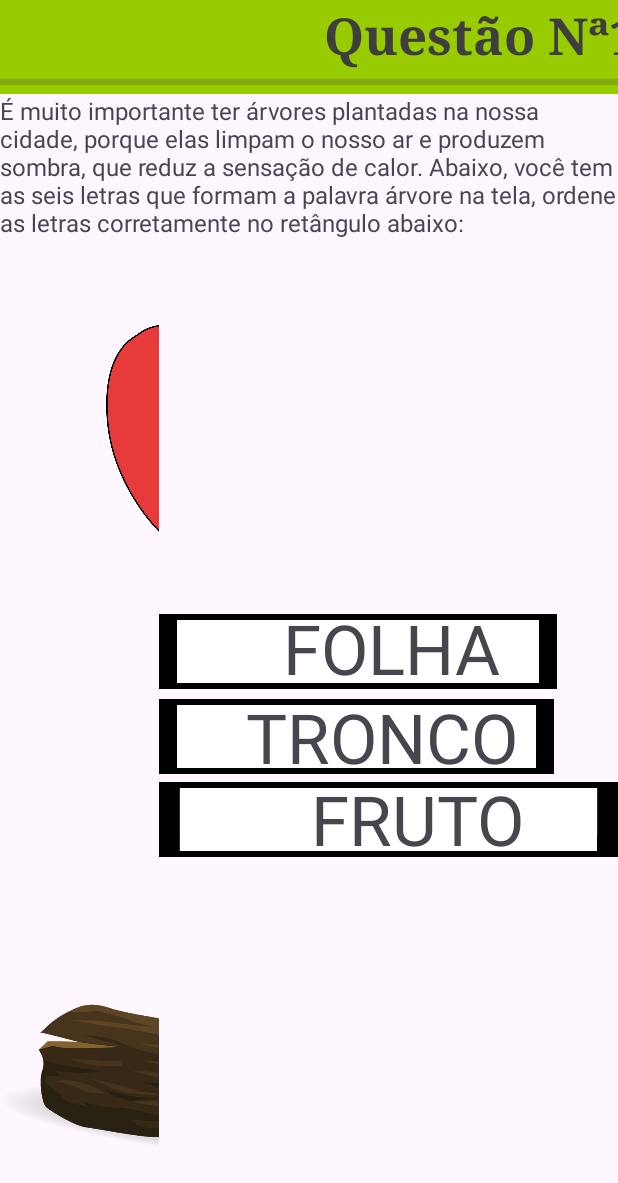
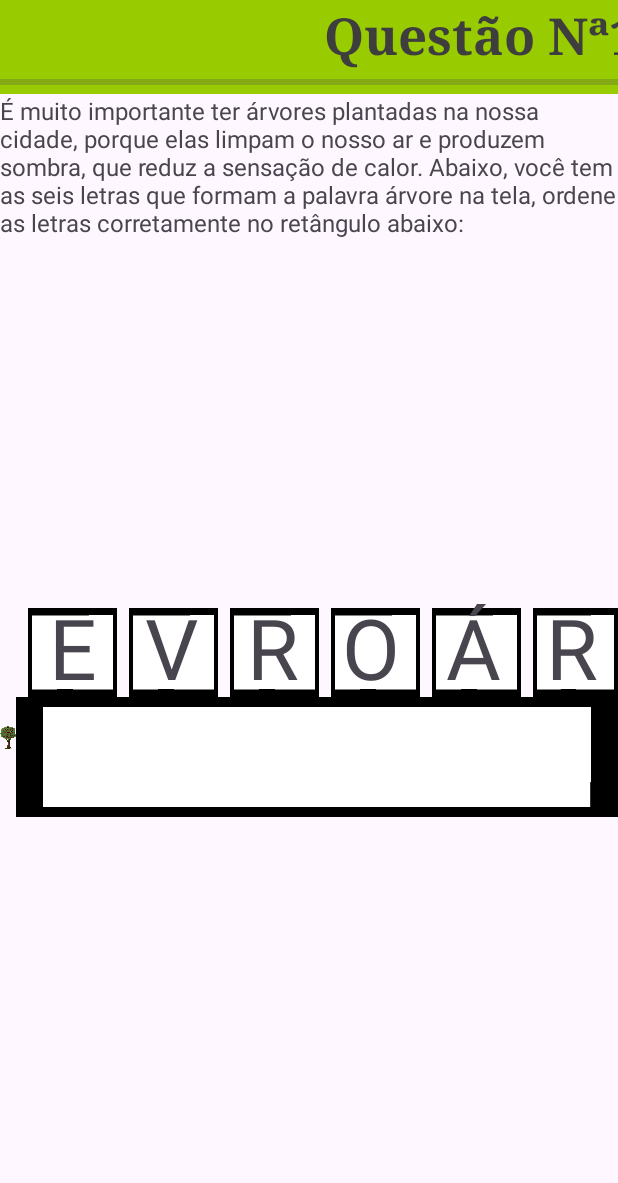
Before and after one commit to EduLMoraes/tree_game, an Android app: the screen it shows after launch (TemplateQuest), on a phone screen of 412 x 824 dp. Shown: the top 1183 px of the screen. Run offline under Robolectric (Android 15) with nearby library versions, the phone set to English and light mode, and no system bars.

Commit message:
Screen of code it's ok! Now let's go to mini-games

```diff
--- a/app/app/src/main/java/com/example/apptreegame/QuestActivity.java
+++ b/app/app/src/main/java/com/example/apptreegame/QuestActivity.java
@@ -11,9 +11,6 @@ import android.widget.TextView;
 
 import androidx.activity.EdgeToEdge;
 import androidx.appcompat.app.AppCompatActivity;
-import androidx.core.graphics.Insets;
-import androidx.core.view.ViewCompat;
-import androidx.core.view.WindowInsetsCompat;
 
 
 public class QuestActivity extends AppCompatActivity {
--- a/app/app/src/main/java/com/example/apptreegame/initial_fundamental/TemplateQuest.java
+++ b/app/app/src/main/java/com/example/apptreegame/initial_fundamental/TemplateQuest.java
@@ -20,11 +20,12 @@ public class TemplateQuest extends AppCompatActivity {
         setContentView(R.layout.activity_template_quest);
         View include = findViewById(R.id.quest);
 
-        replaceInclude(R.id.quest, R.layout.efi_quest_2, new QuestTwo());
+        replaceInclude(R.layout.efi_quest_1, new QuestOne());
     }
 
-    public void replaceInclude(int includeId, int newLayoutResId, QuestController controller) {
-        View includeView = findViewById(includeId);
+    public void replaceInclude(int newLayoutResId, QuestController controller) {
+        View includeView = findViewById(R.id.quest);
+        System.out.println(includeView);
         if (includeView != null) {
             ViewGroup parent = (ViewGroup) includeView.getParent();
             int index = parent.indexOfChild(includeView);
@@ -33,11 +34,10 @@ public class TemplateQuest extends AppCompatActivity {
             View newView = getLayoutInflater().inflate(newLayoutResId, parent, false);
             parent.addView(newView, index);
 
+            System.out.println(this);
+
             currentController = controller;
             currentController.initialize(newView, this);
         }
     }
-    public void questComplete(int nextLayout, QuestController nextController){
-        replaceInclude(R.id.quest, nextLayout, nextController);
-    }
 }
--- a/app/app/src/main/res/layout/efi_quest_1.xml
+++ b/app/app/src/main/res/layout/efi_quest_1.xml
@@ -2,7 +2,7 @@
 <androidx.constraintlayout.widget.ConstraintLayout xmlns:android="http://schemas.android.com/apk/res/android"
     xmlns:app="http://schemas.android.com/apk/res-auto"
     xmlns:tools="http://schemas.android.com/tools"
-    android:id="@+id/layout"
+    android:id="@+id/quest"
     android:layout_width="match_parent"
     android:layout_height="match_parent">
 
@@ -38,55 +38,55 @@
                 android:gravity="center_vertical">
 
                 <ImageView
-                    android:id="@+id/imageView9"
+                    android:id="@+id/fig9"
                     android:layout_width="59dp"
                     android:layout_height="59dp"
                     android:layout_above="@+id/rectangle"
                     android:layout_alignParentTop="false"
                     android:layout_marginStart="8dp"
-                    android:layout_toEndOf="@+id/imageView8"
+                    android:layout_toEndOf="@+id/fig8"
                     android:layout_weight="1"
                     android:scaleType="fitXY"
                     app:srcCompat="@drawable/retangulo" />
 
                 <ImageView
-                    android:id="@+id/imageView8"
+                    android:id="@+id/fig8"
                     android:layout_width="59dp"
                     android:layout_height="59dp"
                     android:layout_above="@+id/rectangle"
                     android:layout_alignParentTop="false"
                     android:layout_marginStart="8dp"
-                    android:layout_toEndOf="@+id/imageView7"
+                    android:layout_toEndOf="@+id/fig7"
                     android:layout_weight="1"
                     android:scaleType="fitXY"
                     app:srcCompat="@drawable/retangulo" />
 
                 <ImageView
-                    android:id="@+id/imageView7"
+                    android:id="@+id/fig7"
                     android:layout_width="59dp"
                     android:layout_height="59dp"
                     android:layout_above="@+id/rectangle"
                     android:layout_alignParentTop="false"
                     android:layout_marginStart="8dp"
-                    android:layout_toEndOf="@+id/imageView6"
+                    android:layout_toEndOf="@+id/fig6"
                     android:layout_weight="1"
                     android:scaleType="fitXY"
                     app:srcCompat="@drawable/retangulo" />
 
                 <ImageView
-                    android:id="@+id/imageView6"
+                    android:id="@+id/fig6"
                     android:layout_width="59dp"
                     android:layout_height="59dp"
                     android:layout_above="@+id/rectangle"
                     android:layout_alignParentTop="false"
                     android:layout_marginStart="8dp"
-                    android:layout_toEndOf="@+id/imageView5"
+                    android:layout_toEndOf="@+id/fig5"
                     android:layout_weight="1"
                     android:scaleType="fitXY"
                     app:srcCompat="@drawable/retangulo" />
 
                 <ImageView
-                    android:id="@+id/imageView5"
+                    android:id="@+id/fig5"
                     android:layout_width="59dp"
                     android:layout_height="59dp"
                     android:layout_above="@+id/rectangle"
@@ -135,8 +135,8 @@
                     android:id="@+id/tronco"
                     android:layout_width="wrap_content"
                     android:layout_height="wrap_content"
-                    android:layout_alignTop="@id/imageView5"
-                    android:layout_alignEnd="@id/imageView5"
+                    android:layout_alignTop="@id/fig5"
+                    android:layout_alignEnd="@id/fig5"
                     android:layout_marginTop="-11dp"
                     android:layout_marginEnd="13dp"
                     android:text="V"
@@ -146,8 +146,8 @@
                     android:id="@+id/fruto"
                     android:layout_width="wrap_content"
                     android:layout_height="wrap_content"
-                    android:layout_alignTop="@id/imageView6"
-                    android:layout_alignEnd="@id/imageView6"
+                    android:layout_alignTop="@id/fig6"
+                    android:layout_alignEnd="@id/fig6"
                     android:layout_marginTop="-11dp"
                     android:layout_marginEnd="13dp"
                     android:text="R"
@@ -157,8 +157,8 @@
                     android:id="@+id/o"
                     android:layout_width="wrap_content"
                     android:layout_height="wrap_content"
-                    android:layout_alignTop="@id/imageView7"
-                    android:layout_alignEnd="@id/imageView7"
+                    android:layout_alignTop="@id/fig7"
+                    android:layout_alignEnd="@id/fig7"
                     android:layout_marginTop="-11dp"
                     android:layout_marginEnd="13dp"
                     android:text="O"
@@ -168,8 +168,8 @@
                     android:id="@+id/a"
                     android:layout_width="wrap_content"
                     android:layout_height="wrap_content"
-                    android:layout_alignTop="@id/imageView8"
-                    android:layout_alignEnd="@id/imageView8"
+                    android:layout_alignTop="@id/fig8"
+                    android:layout_alignEnd="@id/fig8"
                     android:layout_marginTop="-11dp"
                     android:layout_marginEnd="13dp"
                     android:text="Á"
@@ -179,8 +179,8 @@
                     android:id="@+id/r2"
                     android:layout_width="wrap_content"
                     android:layout_height="wrap_content"
-                    android:layout_alignTop="@id/imageView9"
-                    android:layout_alignEnd="@id/imageView9"
+                    android:layout_alignTop="@id/fig9"
+                    android:layout_alignEnd="@id/fig9"
                     android:layout_marginTop="-11dp"
                     android:layout_marginEnd="13dp"
                     android:text="R"
--- a/app/app/src/main/res/layout/efi_quest_2.xml
+++ b/app/app/src/main/res/layout/efi_quest_2.xml
@@ -2,7 +2,7 @@
 <androidx.constraintlayout.widget.ConstraintLayout xmlns:android="http://schemas.android.com/apk/res/android"
     xmlns:app="http://schemas.android.com/apk/res-auto"
     xmlns:tools="http://schemas.android.com/tools"
-    android:id="@+id/layout"
+    android:id="@+id/quest"
     android:layout_width="match_parent"
     android:layout_height="match_parent">
 
```
Also changed, not shown: app/app/src/main/AndroidManifest.xml (+18 -0 lines), app/app/src/main/java/com/example/apptreegame/initial_fundamental/QuestOne.java (+10 -9 lines), app/app/src/main/java/com/example/apptreegame/initial_fundamental/QuestTwo.java (+36 -16 lines).
